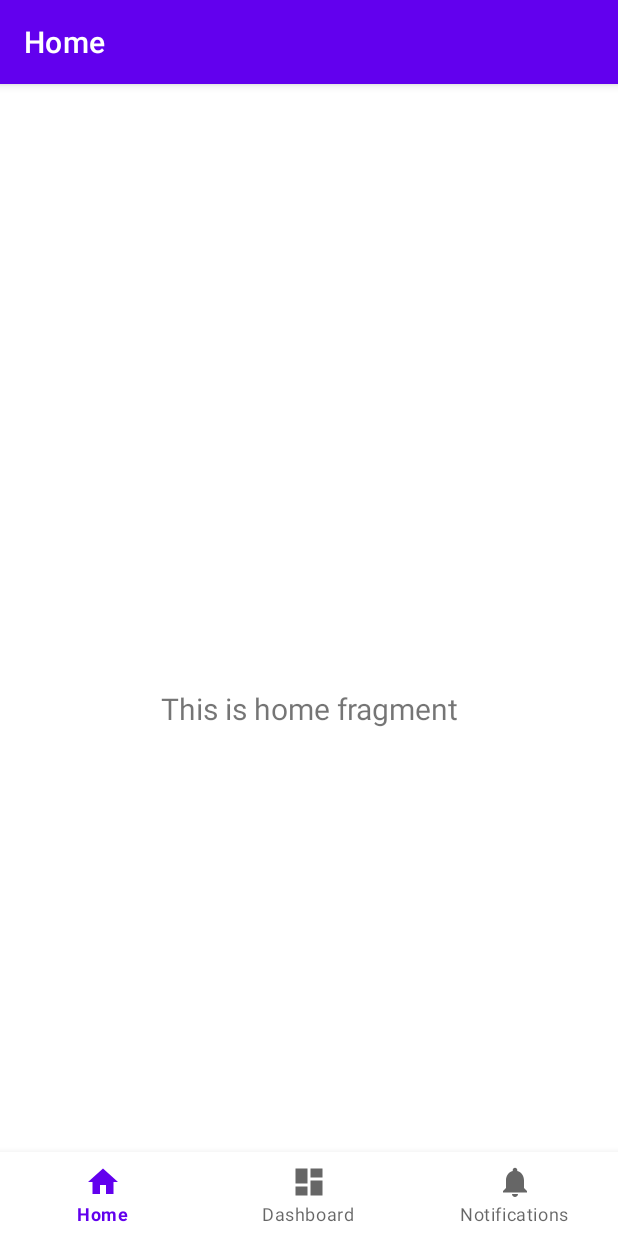
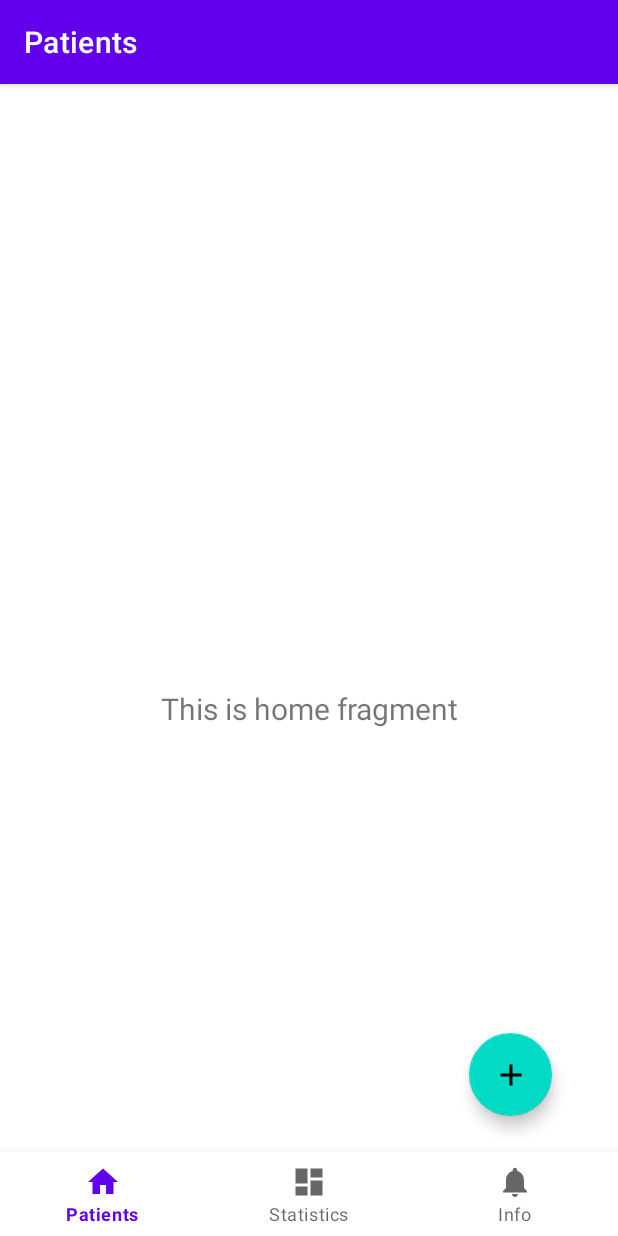
Before and after one commit to mustnap/HCWAssistsAppV3, an Android app: the screen it shows after launch (MainActivity), on a phone screen of 412 x 824 dp. Run offline under Robolectric (Android 15) with nearby library versions, the phone set to English and light mode, and no system bars; our stand-ins replace navigation-ui.

Commit message:
before recylerview

```diff
--- /dev/null
+++ b/app/src/main/res/drawable/ic_add.xml
@@ -0,0 +1,5 @@
+<vector android:height="24dp" android:tint="#FFFFFF"
+    android:viewportHeight="24" android:viewportWidth="24"
+    android:width="24dp" xmlns:android="http://schemas.android.com/apk/res/android">
+    <path android:fillColor="@android:color/white" android:pathData="M19,13h-6v6h-2v-6H5v-2h6V5h2v6h6v2z"/>
+</vector>
--- a/app/src/main/res/layout/fragment_home.xml
+++ b/app/src/main/res/layout/fragment_home.xml
@@ -19,4 +19,21 @@
         app:layout_constraintEnd_toEndOf="parent"
         app:layout_constraintStart_toStartOf="parent"
         app:layout_constraintTop_toTopOf="parent" />
+
+    <com.google.android.material.floatingactionbutton.FloatingActionButton
+        android:id="@+id/add_button"
+        android:layout_width="67dp"
+        android:layout_height="55dp"
+        android:layout_marginEnd="44dp"
+        android:layout_marginBottom="80dp"
+        android:clickable="true"
+        android:src="@drawable/ic_add"
+        app:layout_constraintBottom_toBottomOf="parent"
+        app:layout_constraintEnd_toEndOf="parent" />
+
+    <androidx.recyclerview.widget.RecyclerView
+        android:layout_width="409dp"
+        android:layout_height="354dp"
+        tools:layout_editor_absoluteX="1dp"
+        tools:layout_editor_absoluteY="1dp" />
 </androidx.constraintlayout.widget.ConstraintLayout>
--- a/app/src/main/res/values/strings.xml
+++ b/app/src/main/res/values/strings.xml
@@ -1,6 +1,6 @@
 <resources>
-    <string name="app_name">HCW Assists</string>
-    <string name="title_home">Home</string>
-    <string name="title_dashboard">Dashboard</string>
-    <string name="title_notifications">Notifications</string>
+    <string name="app_name">HealthCareWorker Assists</string>
+    <string name="title_home">Patients</string>
+    <string name="title_dashboard">Statistics</string>
+    <string name="title_notifications">Info</string>
 </resources>
```
Also changed, not shown: app/src/main/java/my/bloo/hcwassists/MyDatabaseHelper.java (added, +43 -0 lines).
